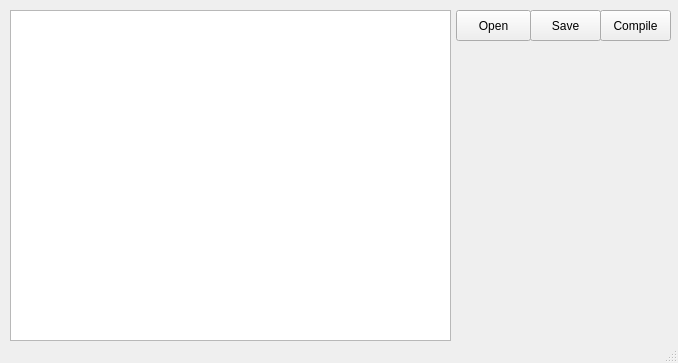
First picture: the form in MainWindow.ui, repository GOJABoop/Compiler, before the edit.
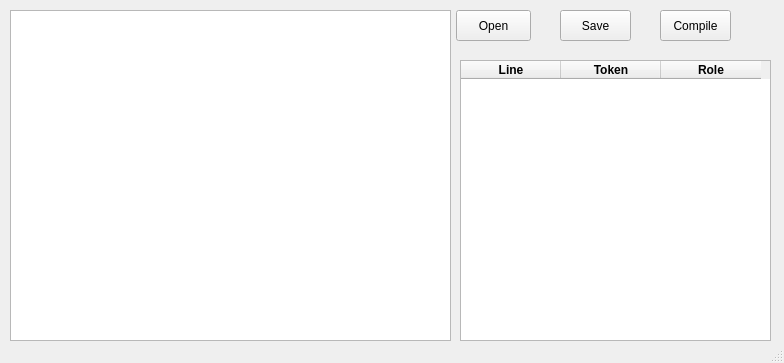
Second picture: the form after the edit.

Commit message: Recognizing tokens of logical, assignment and mathematical operations

```diff
--- a/MainWindow.ui
+++ b/MainWindow.ui
@@ -6,7 +6,7 @@
    <rect>
     <x>0</x>
     <y>0</y>
-    <width>678</width>
+    <width>784</width>
     <height>363</height>
    </rect>
   </property>
@@ -40,7 +40,7 @@
    <widget class="QPushButton" name="pushButtonSave">
     <property name="geometry">
      <rect>
-      <x>530</x>
+      <x>560</x>
       <y>10</y>
       <width>71</width>
       <height>31</height>
@@ -53,7 +53,7 @@
    <widget class="QPushButton" name="pushButtonCompile">
     <property name="geometry">
      <rect>
-      <x>600</x>
+      <x>660</x>
       <y>10</y>
       <width>71</width>
       <height>31</height>
@@ -63,6 +63,46 @@
      <string>Compile</string>
     </property>
    </widget>
+   <widget class="QTableWidget" name="tableWidget">
+    <property name="geometry">
+     <rect>
+      <x>460</x>
+      <y>60</y>
+      <width>311</width>
+      <height>281</height>
+     </rect>
+    </property>
+    <column>
+     <property name="text">
+      <string>Line</string>
+     </property>
+     <property name="font">
+      <font>
+       <bold>true</bold>
+      </font>
+     </property>
+    </column>
+    <column>
+     <property name="text">
+      <string>Token</string>
+     </property>
+     <property name="font">
+      <font>
+       <bold>true</bold>
+      </font>
+     </property>
+    </column>
+    <column>
+     <property name="text">
+      <string>Role</string>
+     </property>
+     <property name="font">
+      <font>
+       <bold>true</bold>
+      </font>
+     </property>
+    </column>
+   </widget>
   </widget>
   <widget class="QStatusBar" name="statusbar"/>
  </widget>
```
Left out of the diff: 6 changed lines with no effect on the pictures. The commit also changes 9 other files.
